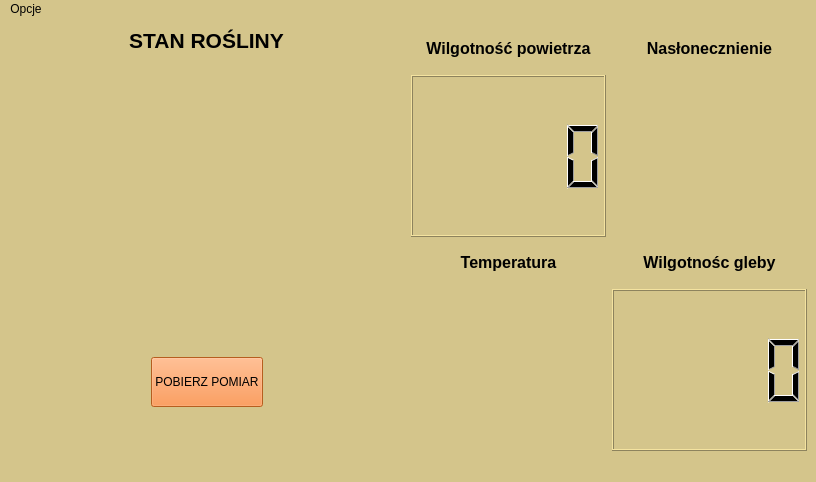
This is PlantMonitoringSystemQt/mainwindow.ui in OlafBieganski/Plant-monitoring-system as Qt 5 draws it before an edit. The edited form follows.
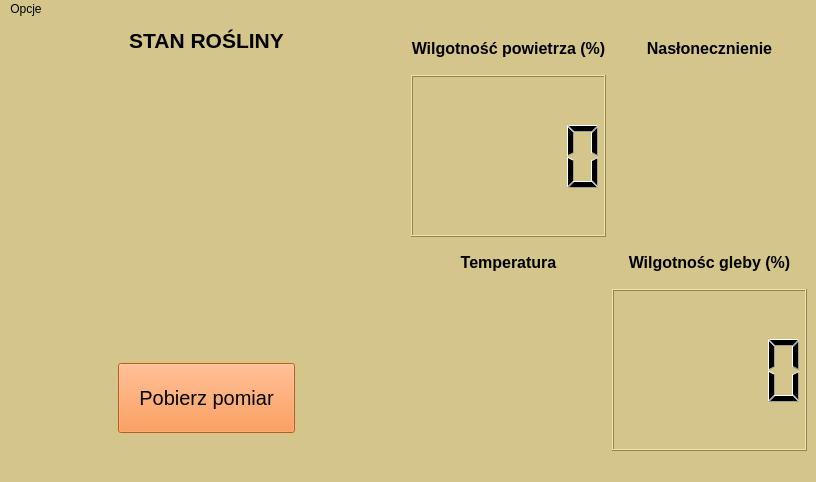
This is the edited form. Custom widgets are drawn as their Qt base class.

Diff of the .ui file:
```diff
--- a/PlantMonitoringSystemQt/mainwindow.ui
+++ b/PlantMonitoringSystemQt/mainwindow.ui
@@ -34,6 +34,18 @@
         </item>
         <item alignment="Qt::AlignHCenter|Qt::AlignVCenter">
          <widget class="QLabel" name="label_plant_pic">
+          <property name="sizePolicy">
+           <sizepolicy hsizetype="Preferred" vsizetype="Preferred">
+            <horstretch>0</horstretch>
+            <verstretch>0</verstretch>
+           </sizepolicy>
+          </property>
+          <property name="minimumSize">
+           <size>
+            <width>200</width>
+            <height>200</height>
+           </size>
+          </property>
           <property name="styleSheet">
            <string notr="true">background:rgb(212, 197, 139)</string>
           </property>
@@ -52,21 +64,23 @@
           </property>
           <property name="minimumSize">
            <size>
-            <width>100</width>
-            <height>50</height>
-           </size>
-          </property>
-          <property name="maximumSize">
-           <size>
             <width>150</width>
-            <height>50</height>
+            <height>70</height>
+           </size>
+          </property>
+          <property name="maximumSize">
+           <size>
+            <width>300</width>
+            <height>150</height>
            </size>
           </property>
           <property name="styleSheet">
-           <string notr="true">background:rgb(255, 131, 43)</string>
+           <string notr="true">background:rgb(255, 131, 43);
+font: 20px;
+padding: 20px;</string>
           </property>
           <property name="text">
-           <string>POBIERZ POMIAR</string>
+           <string>Pobierz pomiar</string>
           </property>
          </widget>
         </item>
@@ -84,7 +98,7 @@
         <item row="2" column="1">
          <widget class="QLabel" name="label_2">
           <property name="text">
-           <string>&lt;html&gt;&lt;head/&gt;&lt;body&gt;&lt;p align=&quot;center&quot;&gt;&lt;span style=&quot; font-size:12pt; font-weight:700;&quot;&gt;Wilgotnośc gleby&lt;/span&gt;&lt;/p&gt;&lt;/body&gt;&lt;/html&gt;</string>
+           <string>&lt;html&gt;&lt;head/&gt;&lt;body&gt;&lt;p align=&quot;center&quot;&gt;&lt;span style=&quot; font-size:12pt; font-weight:700;&quot;&gt;Wilgotnośc gleby (%)&lt;/span&gt;&lt;/p&gt;&lt;/body&gt;&lt;/html&gt;</string>
           </property>
          </widget>
         </item>
@@ -104,7 +118,7 @@
         <item row="0" column="0">
          <widget class="QLabel" name="label_3">
           <property name="text">
-           <string>&lt;html&gt;&lt;head/&gt;&lt;body&gt;&lt;p align=&quot;center&quot;&gt;&lt;span style=&quot; font-size:12pt; font-weight:700;&quot;&gt;Wilgotność powietrza&lt;/span&gt;&lt;/p&gt;&lt;/body&gt;&lt;/html&gt;</string>
+           <string>&lt;html&gt;&lt;head/&gt;&lt;body&gt;&lt;p align=&quot;center&quot;&gt;&lt;span style=&quot; font-size:12pt; font-weight:700;&quot;&gt;Wilgotność powietrza (%)&lt;/span&gt;&lt;/p&gt;&lt;/body&gt;&lt;/html&gt;</string>
           </property>
          </widget>
         </item>
@@ -179,6 +193,12 @@
    <header location="global">rectanglew.h</header>
    <container>1</container>
   </customwidget>
+  <customwidget>
+   <class>SunW</class>
+   <extends>QWidget</extends>
+   <header>sunw.h</header>
+   <container>1</container>
+  </customwidget>
  </customwidgets>
  <resources/>
  <connections/>
```
Left out of the diff: 2 changed lines with no effect on the pictures.
